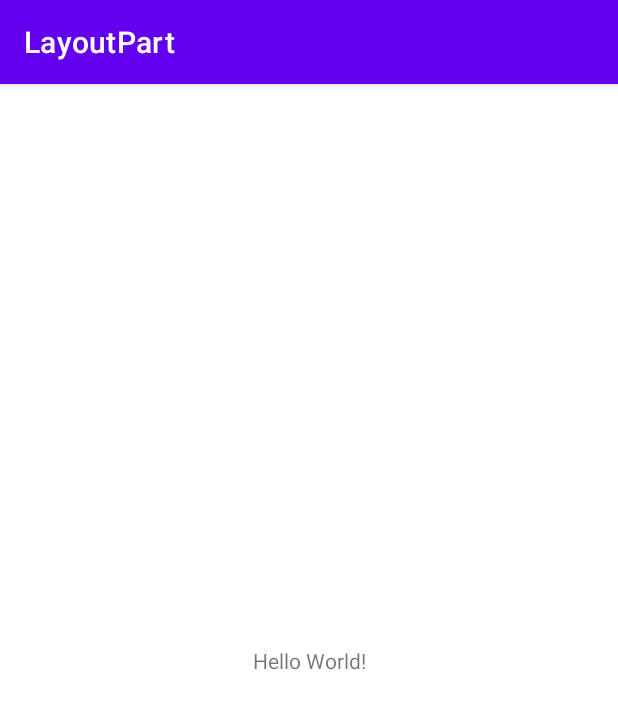
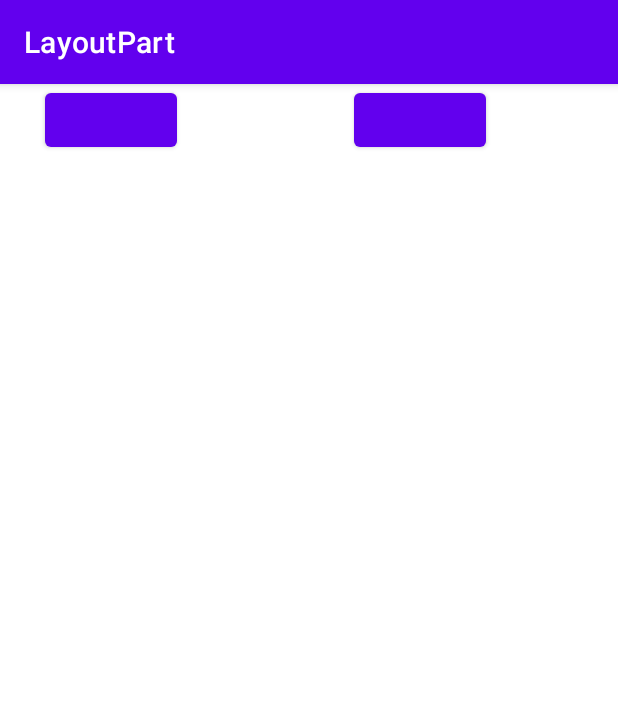
Before and after one commit to jklom0326/42_android, an Android app: the screen it shows after launch (MainActivity), on a phone screen of 412 x 824 dp. Shown: the top 709 px of the screen. Run offline under Robolectric (Android 15) with nearby library versions, the phone set to English and light mode, and no system bars.

Commit message:
buttoncontrol

```diff
--- a/07_25_subjcect/app/src/main/res/layout/activity_main.xml
+++ b/07_25_subjcect/app/src/main/res/layout/activity_main.xml
@@ -6,13 +6,20 @@
     android:layout_height="match_parent"
     tools:context=".MainActivity">
 
-    <TextView
+    <Button
+        android:id="@+id/button1"
         android:layout_width="wrap_content"
         android:layout_height="wrap_content"
-        android:text="Hello World!"
-        app:layout_constraintBottom_toBottomOf="parent"
-        app:layout_constraintEnd_toEndOf="parent"
+        android:gravity="center_vertical"
+        android:layout_marginStart="30dp"
         app:layout_constraintStart_toStartOf="parent"
-        app:layout_constraintTop_toTopOf="parent" />
+        app:layout_constraintTop_toTopOf="parent"/>
+
+    <Button
+        android:layout_marginStart="30dp"
+        android:layout_width="wrap_content"
+        android:layout_height="wrap_content"
+        app:layout_constraintStart_toEndOf="@+id/button1"
+        app:layout_constraintEnd_toEndOf="parent"/>
 
 </androidx.constraintlayout.widget.ConstraintLayout>
```
